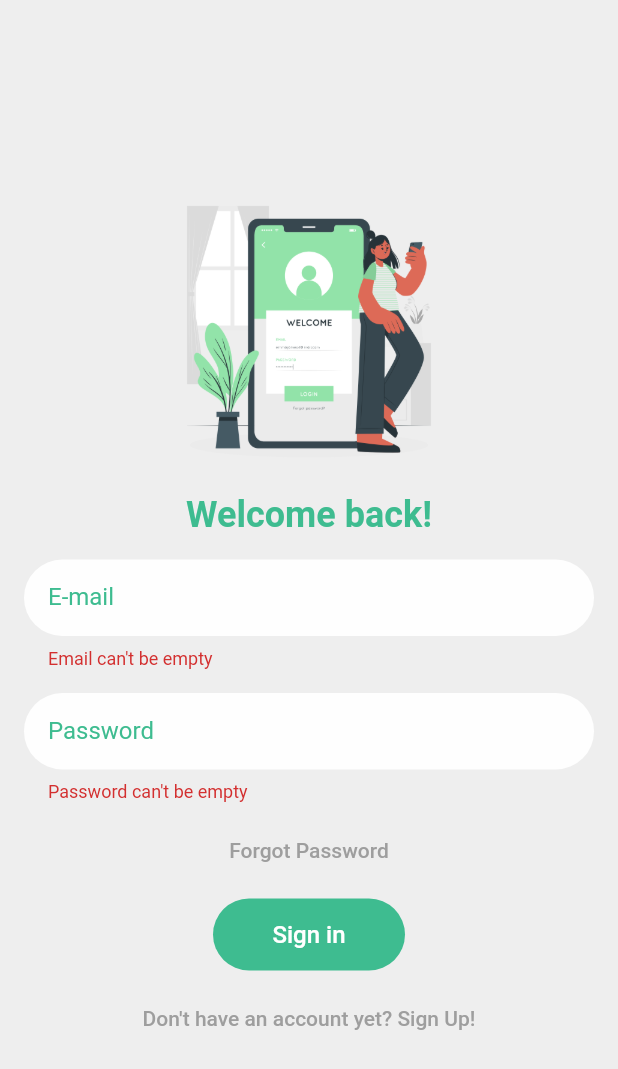
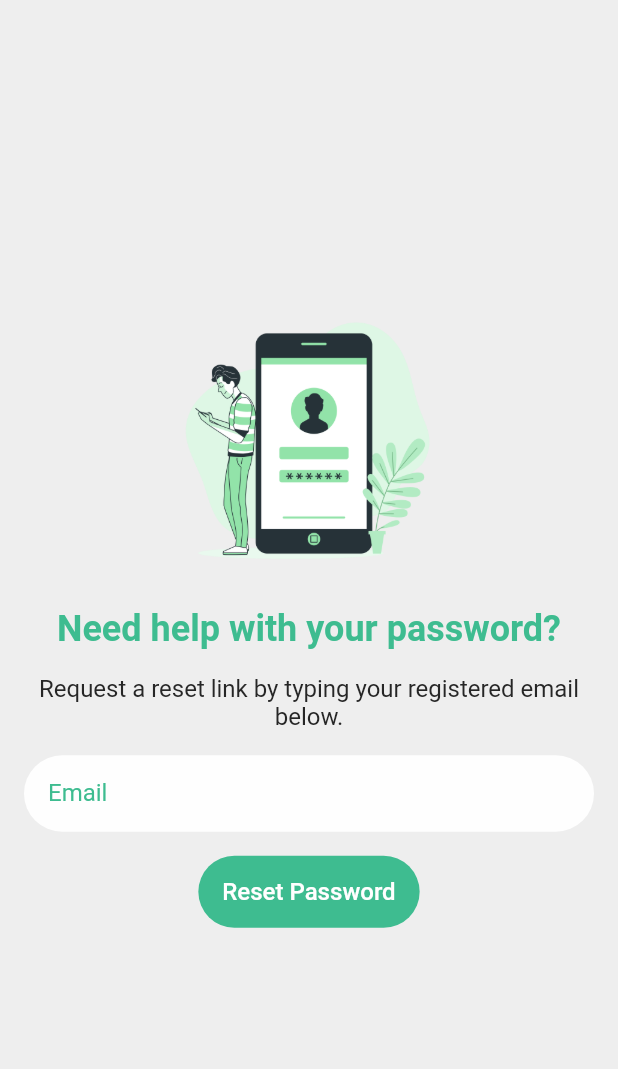
Before and after one commit to devkaio/mynotes, a Flutter app: the screen it shows after launch, after a tap on "Sign in", after a tap on "Forgot Password", on a phone screen of 412 x 824 dp. Shown: the top 1069 px of the screen. Run offline on Flutter 3.47's test engine with Material 2 defaults, Android fonts, the phone set to English and light mode, and no system bars; our stand-ins replace cloud_firestore, firebase_auth, firebase_core, firebase_storage; accounts and stored records are empty.

Commit message:
add new pages

```diff
--- /dev/null
+++ b/lib/app_widget.dart
@@ -0,0 +1,27 @@
+import 'package:flutter/material.dart';
+import 'package:my_notes/pages/create_account_page.dart';
+import 'package:my_notes/pages/create_note_page.dart';
+import 'package:my_notes/pages/home_page.dart';
+import 'package:my_notes/pages/login_page.dart';
+import 'package:my_notes/pages/reset_password_page.dart';
+
+class AppWidget extends StatelessWidget {
+  @override
+  Widget build(BuildContext context) {
+    return MaterialApp(
+      debugShowCheckedModeBanner: false,
+      title: 'MyNotes',
+      theme: ThemeData(
+        primaryColor: Color(0xFF3EBC90),
+      ),
+      initialRoute: '/login',
+      routes: {
+        '/home': (context) => HomePage(),
+        '/login': (context) => LoginPage(),
+        '/create-account': (context) => CreateAccountPage(),
+        '/create-note': (context) => CreateNotePage(),
+        '/reset-password': (context) => ResetPasswordPage(),
+      },
+    );
+  }
+}
--- a/lib/main.dart
+++ b/lib/main.dart
@@ -1,20 +1,11 @@
+import 'package:cloud_firestore/cloud_firestore.dart';
+import 'package:firebase_core/firebase_core.dart';
 import 'package:flutter/material.dart';
-import 'package:firebase_core/firebase_core.dart';
-import 'package:my_notes/pages/login_page.dart';
+import 'package:my_notes/app_widget.dart';
+import 'package:my_notes/pages/home_page.dart';
 
-void main() {
-  runApp(MyApp());
+Future<void> main() async {
+  WidgetsFlutterBinding.ensureInitialized();
+  await Firebase.initializeApp();
+  runApp(AppWidget());
 }
-
-class MyApp extends StatelessWidget {
-  @override
-  Widget build(BuildContext context) {
-    return MaterialApp(
-      title: 'MyNotes',
-      theme: ThemeData(
-        primarySwatch: Colors.blueGrey,
-      ),
-      home: LoginPage(),
-    );
-  }
-}
--- a/lib/pages/login_page.dart
+++ b/lib/pages/login_page.dart
@@ -7,7 +7,7 @@ import 'package:my_notes/shared/button_widget.dart';
 import 'package:my_notes/shared/input_text_widget.dart';
 import 'package:my_notes/shared/text_button_widget.dart';
 import 'package:my_notes/shared/text_widget.dart';
-import 'package:my_notes/validators/validator.dart';
+import 'package:my_notes/validators/validators.dart';
 
 class LoginPage extends StatefulWidget {
   @override
@@ -31,16 +31,22 @@ class _LoginPageState extends State<LoginPage> {
     User? user = FirebaseAuth.instance.currentUser;
 
     if (user != null) {
-      Navigator.of(context).pushReplacement(
-        MaterialPageRoute(
-          builder: (context) => ProfilePage(
-            user: user,
-          ),
-        ),
-      );
+      Navigator.pushReplacementNamed(context, '/home');
     }
 
     return firebaseApp;
+  }
+
+  @override
+  void initState() {
+    super.initState();
+  }
+
+  @override
+  void dispose() {
+    _emailTextController.dispose();
+    _passwordTextController.dispose();
+    super.dispose();
   }
 
   @override
@@ -79,20 +85,18 @@ class _LoginPageState extends State<LoginPage> {
                               hintText: 'Type your e-mail',
                               controller: _emailTextController,
                               focusNode: _focusEmail,
-                              onChanged: (value) {},
                               obscureText: false,
                               validator: (value) =>
-                                  Validator.validateEmail(email: value),
+                                  Validators.validateEmail(email: value),
                             ),
                             InputTextWidget(
                               label: 'Password',
                               hintText: 'Type your password',
                               controller: _passwordTextController,
                               focusNode: _focusPassword,
-                              onChanged: (value) {},
                               obscureText: true,
                               validator: (value) =>
-                                  Validator.validatePassword(password: value),
+                                  Validators.validatePassword(password: value),
                             ),
                             TextButtonWidget(
                               onPressed: () {
@@ -124,35 +128,26 @@ class _LoginPageState extends State<LoginPage> {
                                         });
 
                                         if (user != null) {
-                                          Navigator.of(context).pushReplacement(
-                                            MaterialPageRoute(
-                                              builder: (context) =>
-                                                  ProfilePage(user: user),
+                                          Navigator.pushReplacementNamed(
+                                              context, '/home');
+                                        } else {
+                                          ScaffoldMessenger.of(context)
+                                              .showSnackBar(
+                                            const SnackBar(
+                                              content: Text(
+                                                  'No user found for that email. Please Sign Up!'),
                                             ),
                                           );
+                                          Navigator.pushReplacementNamed(
+                                              context, '/create-account');
                                         }
                                       }
                                     },
                                     color: Color(0xFF3EBC90),
                                   ),
                             TextButtonWidget(
-                              onPressed: () async {
-                                if (_formKey.currentState!.validate()) {
-                                  User? user =
-                                      await FireAuth.signInUsingEmailPassword(
-                                    email: _emailTextController.text,
-                                    password: _passwordTextController.text,
-                                  );
-                                  print('success');
-                                  if (user != null) {
-                                    Navigator.of(context).pushReplacement(
-                                      MaterialPageRoute(
-                                          builder: (context) =>
-                                              ProfilePage(user: user)),
-                                    );
-                                    print('fail');
-                                  }
-                                }
+                              onPressed: () {
+                                Navigator.pushNamed(context, '/create-account');
                               },
                               text: 'Don\'t have an account yet? Sign Up!',
                             ),
--- /dev/null
+++ b/lib/pages/reset_password_page.dart
@@ -0,0 +1,130 @@
+import 'package:firebase_auth/firebase_auth.dart';
+import 'package:firebase_core/firebase_core.dart';
+import 'package:flutter/material.dart';
+import 'package:my_notes/services/fire_auth.dart';
+import 'package:my_notes/shared/button_widget.dart';
+import 'package:my_notes/shared/input_text_widget.dart';
+import 'package:my_notes/shared/text_widget.dart';
+import 'package:my_notes/validators/validators.dart';
+
+class ResetPasswordPage extends StatefulWidget {
+  const ResetPasswordPage({Key? key}) : super(key: key);
+
+  @override
+  _ResetPasswordPageState createState() => _ResetPasswordPageState();
+}
+
+class _ResetPasswordPageState extends State<ResetPasswordPage> {
+  final GlobalKey<FormState> _formKey = GlobalKey<FormState>();
+  final _emailTextController = TextEditingController();
+
+  final _focusEmail = FocusNode();
+
+  bool _isProcessing = false;
+
+  Future<FirebaseApp> _initializeFirebase() async {
+    FirebaseApp firebaseApp = await Firebase.initializeApp();
+
+    User? user = FirebaseAuth.instance.currentUser;
+
+    if (user != null) {
+      Navigator.pushReplacementNamed(context, '/profile');
+    }
+
+    return firebaseApp;
+  }
+
+  @override
+  void initState() {
+    super.initState();
+  }
+
+  @override
+  void dispose() {
+    _emailTextController.dispose();
+    super.dispose();
+  }
+
+  @override
+  Widget build(BuildContext context) {
+    return Scaffold(
+      backgroundColor: Color(0xFFEEEEEE),
+      body: SafeArea(
+        child: Container(
+          alignment: Alignment.center,
+          child: SingleChildScrollView(
+            child: Column(
+              mainAxisAlignment: MainAxisAlignment.center,
+              children: [
+                Image(
+                  image: AssetImage('assets/images/reset_password_image.png'),
+                  width: 200,
+                  fit: BoxFit.cover,
+                ),
+                Form(
+                  key: _formKey,
+                  child: Column(
+                    children: [
+                      TextWidget(
+                        text: 'Need help with your password?',
+                        fontSize: 24.0,
+                        fontWeight: FontWeight.bold,
+                        color: Color(0xFF3EBC90),
+                      ),
+                      TextWidget(
+                        text:
+                            'Request a reset link by typing your registered email below.',
+                        fontSize: 16.0,
+                        fontWeight: FontWeight.normal,
+                        color: Color(0xFF262626),
+                      ),
+                      InputTextWidget(
+                        label: 'Email',
+                        hintText: 'Type your registered email',
+                        controller: _emailTextController,
+                        focusNode: _focusEmail,
+                        validator: (value) =>
+                            Validators.validateLoginEmail(email: value),
+                        obscureText: false,
+                      ),
+                      _isProcessing
+                          ? CircularProgressIndicator()
+                          : ButtonWidget(
+                              text: 'Reset Password',
+                              onPressed: () async {
+                                _focusEmail.unfocus();
+                                if (_formKey.currentState!.validate()) {
+                                  setState(() {
+                                    _isProcessing = true;
+                                  });
+                                  User? user = await FireAuth.resetPassword(
+                                      email: _emailTextController.text);
+
+                                  setState(() {
+                                    _isProcessing = false;
+                                  });
+
+                                  ScaffoldMessenger.of(context).showSnackBar(
+                                    SnackBar(
+                                      content:
+                                          Text('Password reset sent to email.'),
+                                    ),
+                                  );
+
+                                  Navigator.pushReplacementNamed(
+                                      context, '/login');
+                                }
+                              },
+                              color: Color(0xFF3EBC90),
+                            ),
+                    ],
+                  ),
+                ),
+              ],
+            ),
+          ),
+        ),
+      ),
+    );
+  }
+}
--- a/lib/services/fire_auth.dart
+++ b/lib/services/fire_auth.dart
@@ -4,7 +4,7 @@ import 'package:flutter/material.dart';
 class FireAuth {
   // For registering a new user
   static Future<User?> registerUsingEmailPassword({
-    required String name,
+    required String fullName,
     required String email,
     required String password,
   }) async {
@@ -18,7 +18,7 @@ class FireAuth {
       );
 
       user = userCredential.user;
-      await user!.updateDisplayName(name);
+      await user!.updateDisplayName(fullName);
       await user.reload();
       user = auth.currentUser;
     } on FirebaseAuthException catch (e) {
@@ -67,4 +67,10 @@ class FireAuth {
 
     return refreshedUser;
   }
+
+  static Future<User?> resetPassword({required String email}) async {
+    FirebaseAuth auth = FirebaseAuth.instance;
+
+    auth.sendPasswordResetEmail(email: email);
+  }
 }
--- a/lib/shared/input_text_widget.dart
+++ b/lib/shared/input_text_widget.dart
@@ -1,13 +1,12 @@
 import 'package:flutter/material.dart';
 
 class InputTextWidget extends StatelessWidget {
-  final TextEditingController? controller;
-  final TextInputType textInputType;
-  final String label;
-  final String hintText;
+  final controller;
+  final textInputType;
+  final label;
+  final hintText;
   final validator;
   final focusNode;
-  final ValueChanged<String> onChanged;
   final bool obscureText;
 
   const InputTextWidget({
@@ -18,7 +17,6 @@ class InputTextWidget extends StatelessWidget {
     required this.hintText,
     this.validator,
     this.focusNode,
-    required this.onChanged,
     required this.obscureText,
   }) : super(key: key);
 
@@ -31,7 +29,6 @@ class InputTextWidget extends StatelessWidget {
         validator: validator,
         focusNode: focusNode,
         keyboardType: textInputType,
-        onChanged: onChanged,
         obscureText: obscureText,
         decoration: InputDecoration(
           labelText: label,
--- a/lib/validators/validator.dart
+++ b/lib/validators/validators.dart
@@ -1,4 +1,4 @@
-class Validator {
+class Validators {
   static String? validateName({required String name}) {
     if (name.isEmpty) {
       return 'Name can\'t be empty';
@@ -19,6 +19,14 @@ class Validator {
     return null;
   }
 
+  static String? validateLoginEmail({required String email}) {
+    if (email.isEmpty) {
+      return 'Email can\'t be empty';
+    }
+
+    return null;
+  }
+
   static String? validatePassword({required String password}) {
     if (password.isEmpty) {
       return 'Password can\'t be empty';
```
Also changed, not shown: lib/pages/add_note_page.dart (deleted, +0 -84 lines), lib/pages/create_account_page.dart (added, +171 -0 lines), lib/pages/create_note_page.dart (added, +87 -0 lines), lib/pages/home_page.dart (+52 -42 lines), lib/pages/view_note_page.dart (deleted).
